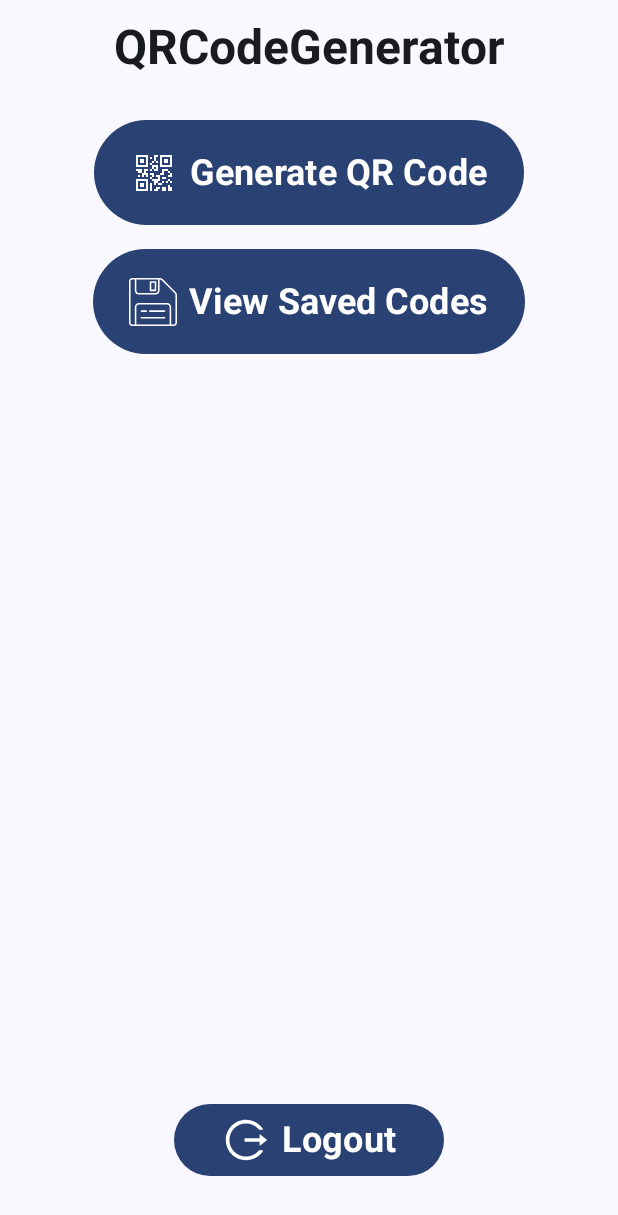
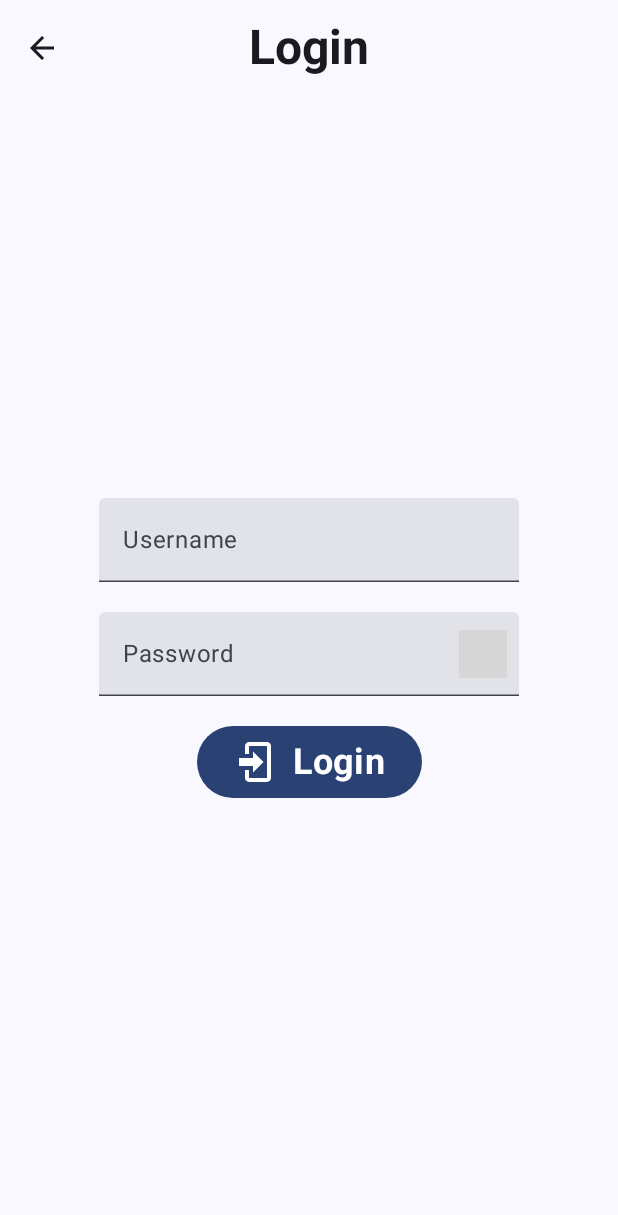
Before and after one commit to octaviantorcea/QRCodeGenerator, an Android app built with Jetpack Compose: the screen it shows after launch (MainActivity), after a tap on "Login", on a phone screen of 412 x 824 dp. Shown: the top 1215 px of the screen. Run offline under Robolectric (Android 15) with nearby library versions, the phone set to English and light mode, and no system bars; libraries missing offline, so code that uses them is left out: com.jakewharton.retrofit2; grey boxes are pictures that could not be loaded.

Commit message:
add full login functionality

```diff
--- a/QRCodeGenerator/app/src/main/java/com/example/qrcodegenerator/data/AuthRepository.kt
+++ b/QRCodeGenerator/app/src/main/java/com/example/qrcodegenerator/data/AuthRepository.kt
@@ -1,7 +1,8 @@
 package com.example.qrcodegenerator.data
 
 import com.example.qrcodegenerator.model.AuthServiceBasicResponse
-import com.example.qrcodegenerator.model.NewUser
+import com.example.qrcodegenerator.model.LoginResponse
+import com.example.qrcodegenerator.model.UserCredentials
 import com.example.qrcodegenerator.network.AuthApiService
 import retrofit2.Response
 
@@ -10,6 +11,11 @@ interface AuthRepository {
         username: String,
         password: String
     ): Response<AuthServiceBasicResponse>
+
+    suspend fun login(
+        username: String,
+        password: String
+    ): Response<LoginResponse>
 }
 
 class NetworkAuthRepository(
@@ -18,5 +24,10 @@ class NetworkAuthRepository(
     override suspend fun register(
         username: String,
         password: String
-    ) : Response<AuthServiceBasicResponse> = authApiService.register(NewUser(username, password))
+    ) : Response<AuthServiceBasicResponse> = authApiService.register(UserCredentials(username, password))
+
+    override suspend fun login(
+        username: String,
+        password: String
+    ): Response<LoginResponse> = authApiService.login(UserCredentials(username, password))
 }
--- a/QRCodeGenerator/app/src/main/java/com/example/qrcodegenerator/data/QRCodeGeneratorUiState.kt
+++ b/QRCodeGenerator/app/src/main/java/com/example/qrcodegenerator/data/QRCodeGeneratorUiState.kt
@@ -9,7 +9,19 @@ enum class RegistrationStatus {
     COMPLETED
 }
 
+enum class LoginStatus {
+    NOT_STARTED,
+    NO_USERNAME_OR_PASSWORD,
+    USER_NOT_REGISTERED,
+    WRONG_PASSWORD,
+    IN_PROGRESS,
+    UNKNOWN_ERROR,
+    COMPLETED
+}
+
 data class QRCodeGeneratorUiState(
     val isLogged: Boolean = false,
     val registrationStatus: RegistrationStatus = RegistrationStatus.NOT_STARTED,
+    val loginStatus: LoginStatus = LoginStatus.NOT_STARTED,
+    val token: String = ""
 )
--- a/QRCodeGenerator/app/src/main/java/com/example/qrcodegenerator/network/AuthApiService.kt
+++ b/QRCodeGenerator/app/src/main/java/com/example/qrcodegenerator/network/AuthApiService.kt
@@ -1,7 +1,8 @@
 package com.example.qrcodegenerator.network
 
 import com.example.qrcodegenerator.model.AuthServiceBasicResponse
-import com.example.qrcodegenerator.model.NewUser
+import com.example.qrcodegenerator.model.LoginResponse
+import com.example.qrcodegenerator.model.UserCredentials
 import retrofit2.Response
 import retrofit2.http.Body
 import retrofit2.http.POST
@@ -9,6 +10,11 @@ import retrofit2.http.POST
 interface AuthApiService {
     @POST("register")
     suspend fun register(
-        @Body newUser: NewUser
+        @Body newUser: UserCredentials
     ): Response<AuthServiceBasicResponse>
+
+    @POST("login")
+    suspend fun login(
+        @Body user: UserCredentials
+    ) : Response<LoginResponse>
 }
--- a/QRCodeGenerator/app/src/main/java/com/example/qrcodegenerator/ui/QRCodeGeneratorApp.kt
+++ b/QRCodeGenerator/app/src/main/java/com/example/qrcodegenerator/ui/QRCodeGeneratorApp.kt
@@ -29,6 +29,7 @@ import androidx.navigation.compose.rememberNavController
 import com.example.qrcodegenerator.R
 import com.example.qrcodegenerator.model.QRCodeScreen
 import com.example.qrcodegenerator.ui.screens.HomeScreen
+import com.example.qrcodegenerator.ui.screens.LoginScreen
 import com.example.qrcodegenerator.ui.screens.RegistrationScreen
 
 @OptIn(ExperimentalMaterial3Api::class)
@@ -65,8 +66,16 @@ fun QRCodeGeneratorApp(
             composable(route = QRCodeScreen.HomeScreen.name) {
                 HomeScreen(
                     isLogged = uiState.isLogged,
-                    onClickRegister = { navController.navigate(QRCodeScreen.RegistrationScreen.name) },
-                    onClickLogin = { viewModel.login() },
+                    onClickRegister = {
+                        viewModel.resetRegistrationStatus()
+                        viewModel.resetUsernameAndPassword()
+                        navController.navigate(QRCodeScreen.RegistrationScreen.name)
+                    },
+                    onClickLogin = {
+                        viewModel.resetRegistrationStatus()
+                        viewModel.resetUsernameAndPassword()
+                        navController.navigate(QRCodeScreen.LoginScreen.name)
+                    },
                     onClickLogout = { viewModel.logout() }
                 )
             }
@@ -83,6 +92,23 @@ fun QRCodeGeneratorApp(
                     onCompleteRegistration = {
                         viewModel.resetUsernameAndPassword()
                         viewModel.resetRegistrationStatus()
+                        navController.navigateUp()
+                    }
+                )
+            }
+
+            composable(route = QRCodeScreen.LoginScreen.name) {
+                LoginScreen(
+                    inputUsername = viewModel.username,
+                    inputPassword = viewModel.password,
+                    onUsernameChange = { viewModel.updateUsername(it) },
+                    onPasswordChange = { viewModel.updatePassword(it) },
+                    onClickLogin = { viewModel.login() },
+                    loginStatus = uiState.loginStatus,
+                    onWrongLogin = { viewModel.resetLoginStatus() },
+                    onCompleteLogin = {
+                        viewModel.resetUsernameAndPassword()
+                        viewModel.resetLoginStatus()
                         navController.navigateUp()
                     }
                 )
--- /dev/null
+++ b/QRCodeGenerator/app/src/main/java/com/example/qrcodegenerator/ui/screens/LoginScreen.kt
@@ -0,0 +1,82 @@
+package com.example.qrcodegenerator.ui.screens
+
+import androidx.compose.foundation.layout.PaddingValues
+import androidx.compose.runtime.Composable
+import androidx.compose.ui.Modifier
+import androidx.compose.ui.res.painterResource
+import androidx.compose.ui.res.stringResource
+import androidx.compose.ui.unit.dp
+import com.example.qrcodegenerator.R
+import com.example.qrcodegenerator.data.LoginStatus
+
+@Composable
+fun LoginScreen(
+    inputUsername: String,
+    inputPassword: String,
+    onUsernameChange: (String) -> Unit,
+    onPasswordChange: (String) -> Unit,
+    onClickLogin: () -> Unit,
+    onWrongLogin: () -> Unit,
+    onCompleteLogin: () -> Unit,
+    loginStatus: LoginStatus,
+    modifier: Modifier = Modifier,
+    contentPadding: PaddingValues = PaddingValues(0.dp)
+) {
+    LoginRegistrationUI(
+        inputUsername = inputUsername,
+        inputPassword = inputPassword,
+        onUsernameChange = onUsernameChange,
+        onPasswordChange = onPasswordChange,
+        mainButtonText = stringResource(id = R.string.login),
+        mainButtonPainter = painterResource(id = R.drawable.login_7),
+        onClickMainButton = onClickLogin,
+        modifier = modifier,
+        contentPadding = contentPadding
+    )
+
+    when (loginStatus) {
+        LoginStatus.NOT_STARTED -> {}
+
+        LoginStatus.NO_USERNAME_OR_PASSWORD -> CustomAlertDialog(
+            title = stringResource(id = R.string.empty_user_or_password_title),
+            text = stringResource(id = R.string.empty_user_or_password_text_login),
+            confirmButtonText = stringResource(id = R.string.ok),
+            onConfirmButton = onWrongLogin
+        )
+
+        LoginStatus.USER_NOT_REGISTERED -> CustomAlertDialog(
+            title = stringResource(id = R.string.wrong_user_title),
+            text = stringResource(id = R.string.wrong_user_text),
+            confirmButtonText = stringResource(id = R.string.ok),
+            onConfirmButton = onWrongLogin
+        )
+
+        LoginStatus.WRONG_PASSWORD -> CustomAlertDialog(
+            title = stringResource(id = R.string.wrong_password_title),
+            text = stringResource(id = R.string.wrong_password_text),
+            confirmButtonText = stringResource(id = R.string.ok),
+            onConfirmButton = onWrongLogin
+        )
+
+        LoginStatus.IN_PROGRESS -> CustomAlertDialog(
+            title = stringResource(id = R.string.in_progress_title),
+            text = stringResource(id = R.string.in_progress_text_login),
+            confirmButtonText = null,
+            onConfirmButton = {}
+        )
+
+        LoginStatus.UNKNOWN_ERROR -> CustomAlertDialog(
+            title = stringResource(id = R.string.unknown_error_title),
+            text = stringResource(id = R.string.unknown_error_text),
+            confirmButtonText = stringResource(id = R.string.ok),
+            onConfirmButton = onWrongLogin
+        )
+
+        LoginStatus.COMPLETED -> CustomAlertDialog(
+            title = stringResource(id = R.string.login_complete_title),
+            text = stringResource(id = R.string.login_complete_text),
+            confirmButtonText = stringResource(id = R.string.ok),
+            onConfirmButton = onCompleteLogin
+        )
+    }
+}
--- a/QRCodeGenerator/app/src/main/res/values/strings.xml
+++ b/QRCodeGenerator/app/src/main/res/values/strings.xml
@@ -19,4 +19,14 @@
     <string name="unknown_error_text">An unexpected error has occurred. Please try again later.</string>
     <string name="username">Username</string>
     <string name="password">Password</string>
+    <string name="empty_user_or_password_text_login">Please insert full credentials to complete the login process.</string>
+    <string name="login_complete_title">Login complete!</string>
+    <string name="login_complete_text">Login complete. Now you can save and see older QR codes.</string>
+    <string name="in_progress_text_login">Login request has been sent. Please wait…</string>
+    <string name="wrong_user_title">Unknown user</string>
+    <string name="wrong_user_text">User you submitted is not registered. Please check for any typos,
+        or, alternatively, you can create an account with this username by pressing the Register
+        button.</string>
+    <string name="wrong_password_title">Wrong password</string>
+    <string name="wrong_password_text">Wrong password. Please check for typos and try again.</string>
 </resources>
```
Also changed, not shown: QRCodeGenerator/app/src/main/java/com/example/qrcodegenerator/model/AuthServiceModel.kt (+6 -1 lines), QRCodeGenerator/app/src/main/java/com/example/qrcodegenerator/ui/QRCodeGeneratorViewModel.kt (+65 -4 lines).
